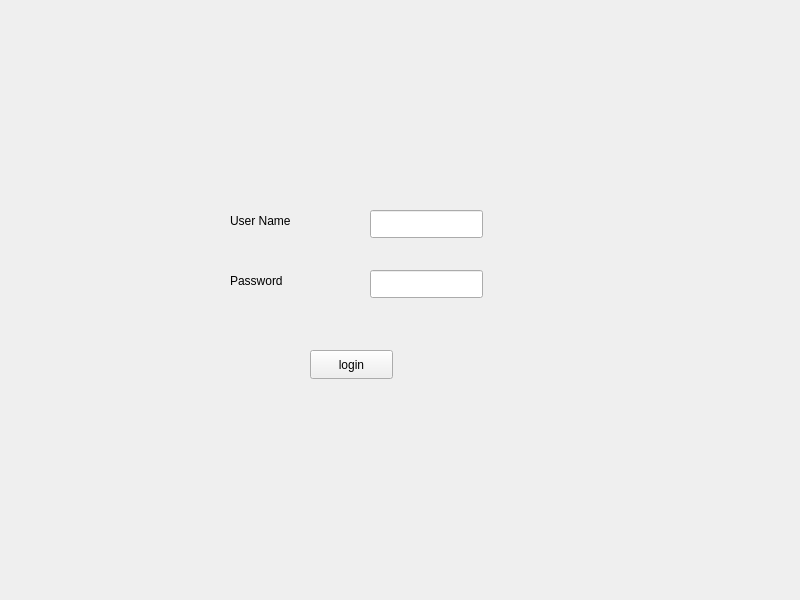
Before: the Qt Designer form login.ui in BilalUsmani02/OrderHub, drawn with Qt 5.
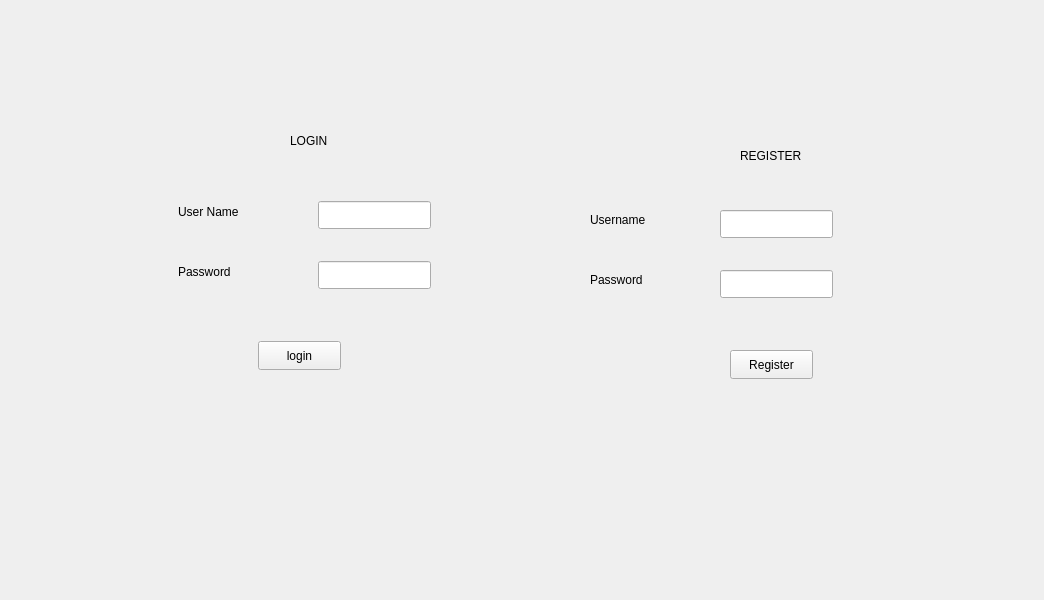
After: the same form once the commit is applied.

What changed in the file:
```diff
--- a/login.ui
+++ b/login.ui
@@ -6,7 +6,7 @@
    <rect>
     <x>0</x>
     <y>0</y>
-    <width>800</width>
+    <width>1044</width>
     <height>600</height>
    </rect>
   </property>
@@ -17,8 +17,8 @@
    <widget class="QLineEdit" name="iusername">
     <property name="geometry">
      <rect>
-      <x>370</x>
-      <y>210</y>
+      <x>318</x>
+      <y>201</y>
       <width>113</width>
       <height>28</height>
      </rect>
@@ -27,8 +27,8 @@
    <widget class="QLabel" name="label">
     <property name="geometry">
      <rect>
-      <x>230</x>
-      <y>210</y>
+      <x>178</x>
+      <y>201</y>
       <width>81</width>
       <height>21</height>
      </rect>
@@ -40,8 +40,8 @@
    <widget class="QLabel" name="label_2">
     <property name="geometry">
      <rect>
-      <x>230</x>
-      <y>270</y>
+      <x>178</x>
+      <y>261</y>
       <width>81</width>
       <height>21</height>
      </rect>
@@ -53,8 +53,8 @@
    <widget class="QLineEdit" name="ipassword">
     <property name="geometry">
      <rect>
-      <x>370</x>
-      <y>270</y>
+      <x>318</x>
+      <y>261</y>
       <width>113</width>
       <height>28</height>
      </rect>
@@ -63,8 +63,8 @@
    <widget class="QPushButton" name="loginbutton">
     <property name="geometry">
      <rect>
-      <x>310</x>
-      <y>350</y>
+      <x>258</x>
+      <y>341</y>
       <width>83</width>
       <height>29</height>
      </rect>
@@ -76,8 +76,8 @@
    <widget class="QLabel" name="errormsg">
     <property name="geometry">
      <rect>
-      <x>210</x>
-      <y>160</y>
+      <x>158</x>
+      <y>151</y>
       <width>311</width>
       <height>31</height>
      </rect>
@@ -86,6 +86,91 @@
      <string/>
     </property>
    </widget>
+   <widget class="QLineEdit" name="rusername">
+    <property name="geometry">
+     <rect>
+      <x>720</x>
+      <y>210</y>
+      <width>113</width>
+      <height>28</height>
+     </rect>
+    </property>
+   </widget>
+   <widget class="QLineEdit" name="rpassword">
+    <property name="geometry">
+     <rect>
+      <x>720</x>
+      <y>270</y>
+      <width>113</width>
+      <height>28</height>
+     </rect>
+    </property>
+   </widget>
+   <widget class="QLabel" name="label_3">
+    <property name="geometry">
+     <rect>
+      <x>590</x>
+      <y>210</y>
+      <width>71</width>
+      <height>20</height>
+     </rect>
+    </property>
+    <property name="text">
+     <string>Username</string>
+    </property>
+   </widget>
+   <widget class="QLabel" name="label_4">
+    <property name="geometry">
+     <rect>
+      <x>290</x>
+      <y>120</y>
+      <width>111</width>
+      <height>41</height>
+     </rect>
+    </property>
+    <property name="text">
+     <string>LOGIN</string>
+    </property>
+   </widget>
+   <widget class="QLabel" name="label_5">
+    <property name="geometry">
+     <rect>
+      <x>740</x>
+      <y>140</y>
+      <width>81</width>
+      <height>31</height>
+     </rect>
+    </property>
+    <property name="text">
+     <string>REGISTER</string>
+    </property>
+   </widget>
+   <widget class="QLabel" name="label_6">
+    <property name="geometry">
+     <rect>
+      <x>590</x>
+      <y>270</y>
+      <width>63</width>
+      <height>20</height>
+     </rect>
+    </property>
+    <property name="text">
+     <string>Password</string>
+    </property>
+   </widget>
+   <widget class="QPushButton" name="registerBtn">
+    <property name="geometry">
+     <rect>
+      <x>730</x>
+      <y>350</y>
+      <width>83</width>
+      <height>29</height>
+     </rect>
+    </property>
+    <property name="text">
+     <string>Register</string>
+    </property>
+   </widget>
   </widget>
  </widget>
  <resources/>
```
